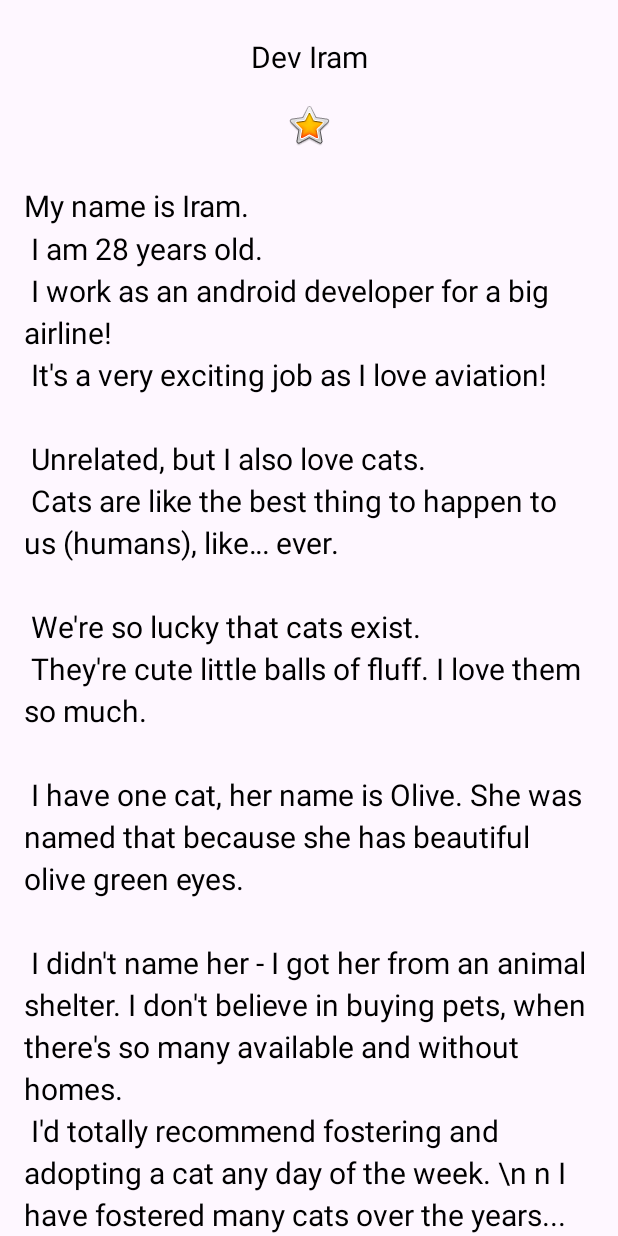
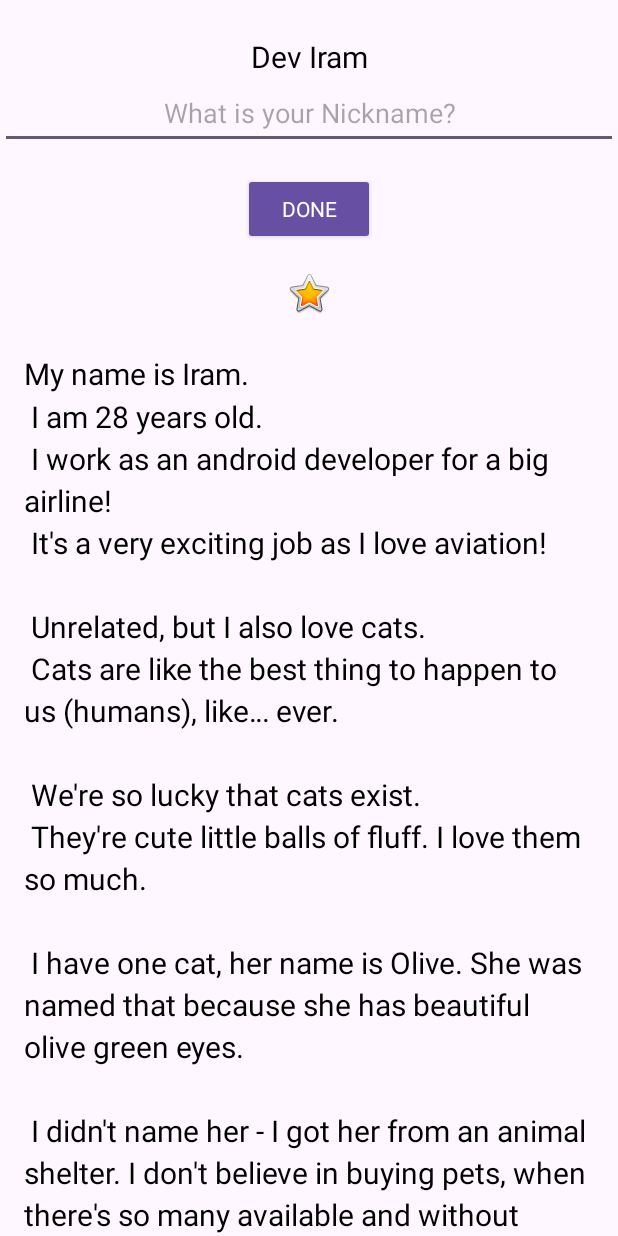
Before and after one commit to dev-iram/AboutMeApp, an Android app: the screen it shows after launch (MainActivity), on a phone screen of 412 x 824 dp. Run offline under Robolectric (Android 15) with nearby library versions, the phone set to English and light mode, and no system bars.

Commit message:
Edit text field for nickname added

```diff
--- a/app/src/main/res/layout/activity_main.xml
+++ b/app/src/main/res/layout/activity_main.xml
@@ -13,6 +13,32 @@
         android:fontFamily="@font/roboto"
         android:text="@string/name"
         android:textAlignment="center" />
+
+    <EditText
+        android:id="@+id/nickname_edit"
+        android:layout_width="match_parent"
+        android:layout_height="48dp"
+        android:hint="@string/what_is_your_nickname"
+        android:inputType="text"
+        android:textAlignment="center" />
+
+    <Button
+        android:id="@+id/done_button"
+        style="@style/Widget.AppCompat.Button.Colored"
+        android:layout_width="wrap_content"
+        android:layout_height="wrap_content"
+        android:layout_marginTop="@dimen/layout_margin"
+        android:fontFamily="@font/roboto"
+        android:text="@string/done"
+        android:layout_gravity="center_horizontal"/>
+
+    <TextView
+        android:id="@+id/nickname_text"
+        style="@style/NameStyle"
+        android:layout_width="match_parent"
+        android:layout_height="wrap_content"
+        android:textAlignment="center"
+        android:visibility="gone" />
 
     <ImageView
         android:id="@+id/star_image"
--- a/app/src/main/res/values/strings.xml
+++ b/app/src/main/res/values/strings.xml
@@ -16,4 +16,6 @@
         \n I'd totally recommend fostering and adopting a cat any day of the week.
         \\n n I have fostered many cats over the years... \n All cute. Don't worry. (It's impossible for a cat not to be cute)
     </string>
+    <string name="what_is_your_nickname">What is your Nickname?</string>
+    <string name="done">Done</string>
 </resources>
```
